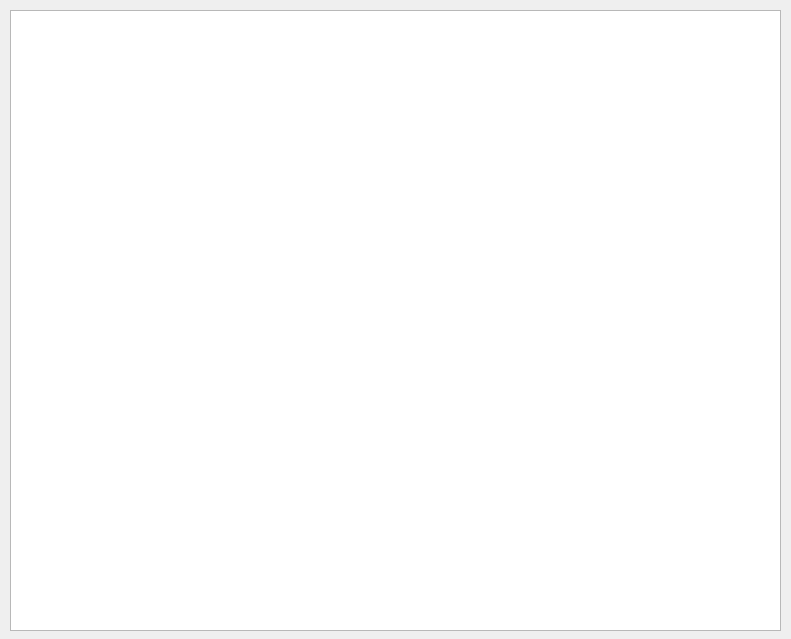
First picture: the form in mountwizzard/gui/message_dialog_ui.ui, repository sayitfast/MountWizzard3, before the edit.
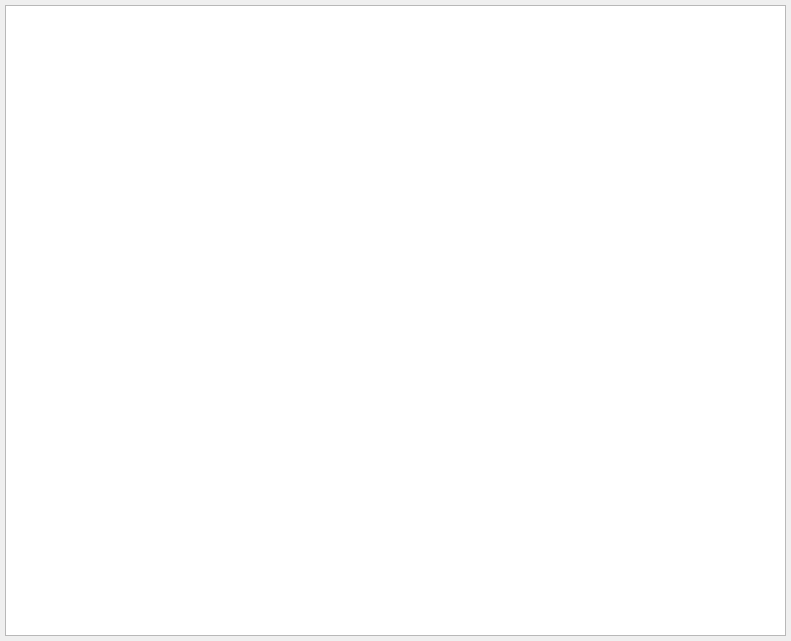
Second picture: the form after the edit.

Patch:
```diff
--- a/mountwizzard/gui/message_dialog_ui.ui
+++ b/mountwizzard/gui/message_dialog_ui.ui
@@ -7,7 +7,7 @@
     <x>0</x>
     <y>0</y>
     <width>791</width>
-    <height>639</height>
+    <height>641</height>
    </rect>
   </property>
   <property name="font">
@@ -21,10 +21,10 @@
   <widget class="QTextBrowser" name="messages">
    <property name="geometry">
     <rect>
-     <x>10</x>
-     <y>10</y>
-     <width>771</width>
-     <height>621</height>
+     <x>5</x>
+     <y>5</y>
+     <width>781</width>
+     <height>631</height>
     </rect>
    </property>
    <property name="sizePolicy">
```
Left out of the diff: 17 changed lines with no effect on the pictures.
